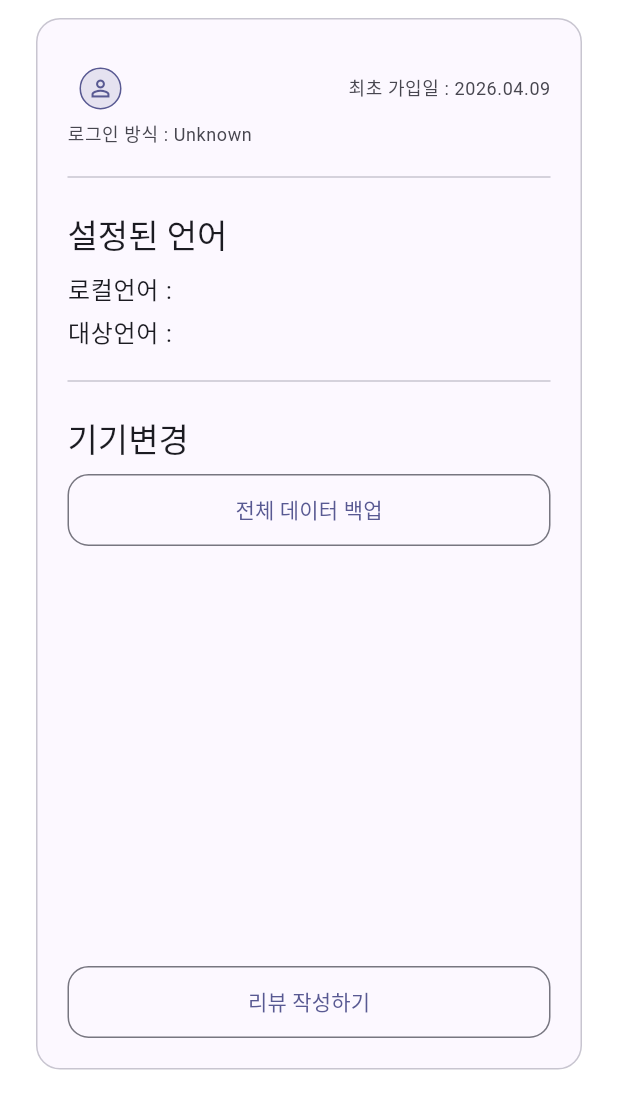
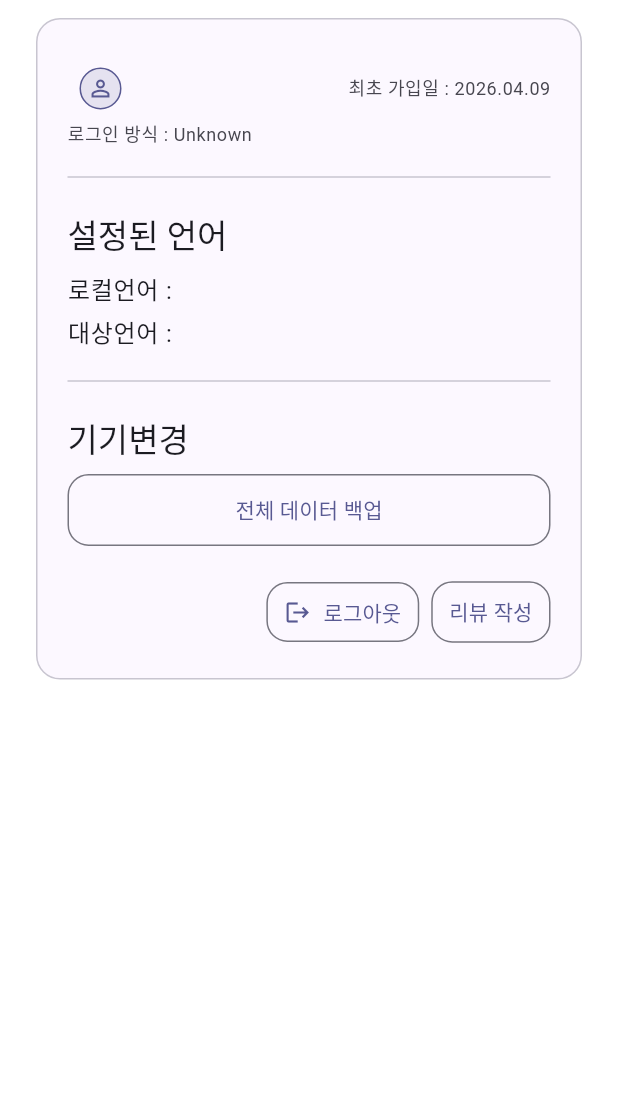
Before and after one commit to qjatjr48724/todays-language, a Flutter app: the MyInfoScreen screen opened directly, on a phone screen of 412 x 824 dp. Shown: the top 1109 px of the screen. Run offline on Flutter 3.47's test engine with Material 3 defaults, Android fonts, the light colour scheme and no system bars; our stand-ins replace cloud_firestore, cloud_functions, firebase_auth, firebase_core; accounts and stored records are empty.

Commit message:
feat(my-info): 로그아웃을 하단 행으로 이동하고 리뷰 버튼과 작은 크기로 정렬

```diff
--- a/app/mobile/lib/screens/my_info_screen.dart
+++ b/app/mobile/lib/screens/my_info_screen.dart
@@ -126,17 +126,33 @@ class MyInfoScreen extends StatelessWidget {
                       child: const Text('전체 데이터 백업'),
                     ),
                   ),
-                  const SizedBox(height: 280),
-                  Align(
-                    alignment: Alignment.bottomRight,
-                    child: OutlinedButton(
+                  const SizedBox(height: 20),
+                  Row(
+                    mainAxisAlignment: MainAxisAlignment.end,
+                    children: [
+                      OutlinedButton.icon(
+                        style: OutlinedButton.styleFrom(
+                          padding: const EdgeInsets.symmetric(horizontal: 12, vertical: 10),
+                          minimumSize: const Size(0, 40),
+                        ),
+                        icon: const Icon(Icons.logout, size: 18),
+                        label: const Text('로그아웃'),
+                        onPressed: () => FirebaseAuth.instance.signOut(),
+                      ),
+                      const SizedBox(width: 8),
+                      OutlinedButton(
+                        style: OutlinedButton.styleFrom(
+                          padding: const EdgeInsets.symmetric(horizontal: 12, vertical: 10),
+                          minimumSize: const Size(0, 40),
+                        ),
                         onPressed: () {
                           ScaffoldMessenger.of(context).showSnackBar(
                             const SnackBar(content: Text('리뷰 작성 연결은 다음 단계에서 구현합니다.')),
                           );
                         },
-                      child: const Text('리뷰 작성하기'),
+                        child: const Text('리뷰 작성'),
                       ),
+                    ],
                   ),
                 ],
               ),
```
Lines whose indentation alone changed are shown as unchanged.
